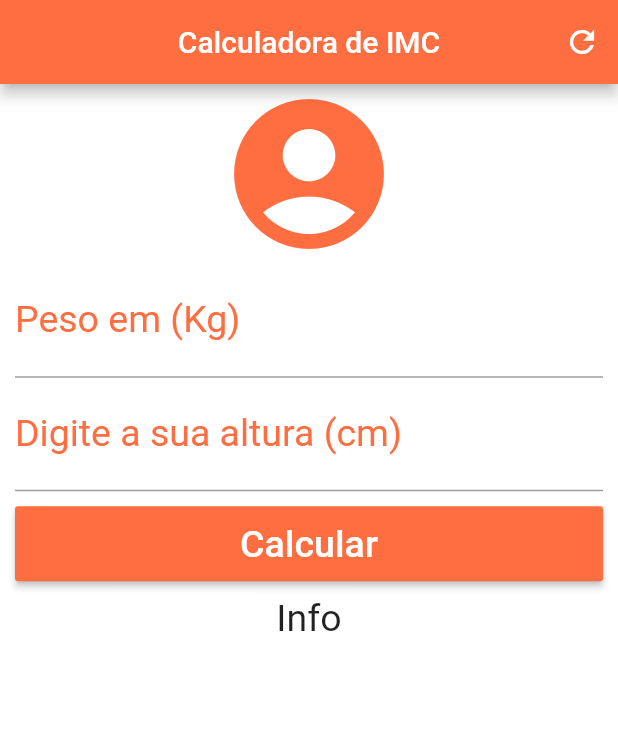
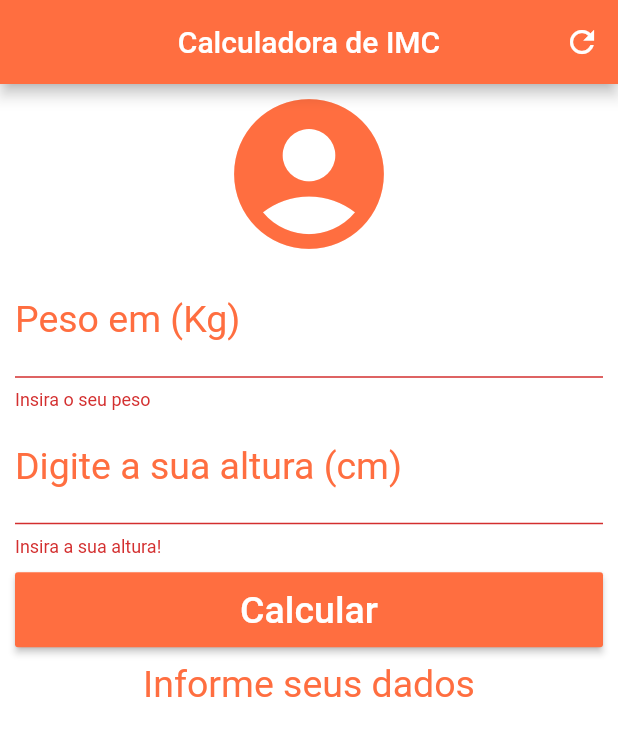
Before and after one commit to Dougsza/AppCalculaIMC, a Flutter app: the screen it shows after launch, after a tap on "Calcular", on a phone screen of 412 x 824 dp. Shown: the top 736 px of the screen. Run offline on Flutter 3.47's test engine with Material 2 defaults, Android fonts, the phone set to English and light mode, and no system bars.

```diff
--- a/lib/main.dart
+++ b/lib/main.dart
@@ -12,6 +12,48 @@ class Home extends StatefulWidget {
 }
 
 class _HomeState extends State<Home> {
+  GlobalKey<FormState> _formKey = new GlobalKey<FormState>();
+  //Instancia da classe TextEditingController
+  TextEditingController weightController = new TextEditingController();
+  TextEditingController heightController = new TextEditingController();
+  //Variavel
+  String _textInfo ="Informe seus dados";
+
+  //Função para resetar os campos quando clicar no icone de recarregar
+  void _resetField(){
+    setState(() {
+      weightController.text = "";
+      heightController.text = "";
+      _textInfo = "Informe seus dados";
+      _formKey = GlobalKey<FormState>();
+    });
+  }
+  //Calcula o IMC
+  void _calculateBMI(){
+    setState(() {
+      double weight = double.parse(weightController.text);
+      double height = double.parse(heightController.text );
+
+      double bmi = weight / (height * height);
+
+      if(bmi <=18.5){
+        _textInfo = "Abaixo do peso IMC:(${bmi.toStringAsPrecision(4)})";
+      }else if(bmi >= 18.5 && (bmi) <=24.9){
+        _textInfo = "Peso normal IMC:(${bmi.toStringAsPrecision(4)})";
+      }else if(bmi >=25 && bmi <=29.9){
+        _textInfo = "Sobrepeso IMC:(${bmi.toStringAsPrecision(4)})";
+      }else if(bmi >=30 && bmi <=34.9){
+        _textInfo = "Obesidade Grau I IMC:(${bmi.toStringAsPrecision(4)})";
+      }else if(bmi >=35 && bmi <=39.9){
+        _textInfo = "Obesidade Grau II IMC:(${bmi.toStringAsPrecision(4)})";
+      }else{
+        _textInfo = "Obesidade Grau III IMC(${bmi.toStringAsPrecision(4)})";
+      }
+    });
+
+
+  }
+
   @override
   Widget build(BuildContext context) {
     return Scaffold(
@@ -22,7 +64,7 @@ class _HomeState extends State<Home> {
           actions: <Widget>[
             IconButton(
               icon: Icon(Icons.refresh),
-              onPressed: () {},
+              onPressed: _resetField,
             )
           ],
         ),
@@ -30,28 +72,43 @@ class _HomeState extends State<Home> {
         body: SingleChildScrollView(
           padding: EdgeInsets.fromLTRB(10.0, 0.0, 10.0, 0.0),
           //Cria meio que um container na vertical para colocar os campos
+          child: Form(
+            key: _formKey,
             child: Column(
             crossAxisAlignment: CrossAxisAlignment.stretch,
             children: <Widget>[
               Icon(Icons.account_circle_rounded,
                   size: 120, color: Colors.deepOrangeAccent),
               //Adiciona um campo de texto que somente aceita números
-                TextField(
+              TextFormField(
                 keyboardType: TextInputType.number,
                 decoration: InputDecoration(
                     labelText: "Peso em (Kg)",
                     labelStyle: TextStyle(color: Colors.deepOrangeAccent)),
                 textAlign: TextAlign.center,
                 style: TextStyle(color: Colors.green, fontSize: 25.0),
+                controller: weightController,
+                //Verifica se o campo Peso está vazio e retorna um erro
+                validator: (value) {
+                  if(value.isEmpty){
+                    return "Insira o seu peso";
+                  }
+                },
               ),
               //Adiciona um campo de texto que somente aceita números
-                TextField(
+              TextFormField(
                 keyboardType: TextInputType.number,
                 decoration: InputDecoration(
                     labelText: "Digite a sua altura (cm)",
                     labelStyle: TextStyle(color: Colors.deepOrangeAccent)),
                 textAlign: TextAlign.center,
                 style: TextStyle(color: Colors.green, fontSize: 25.0),
+                controller: heightController,
+                  validator: (value) {
+                    if(value.isEmpty){
+                      return "Insira a sua altura!";
+                    }
+                  }
               ),
               //Cria um padding para arrumar o espaçamento do botão e o TextField
               Padding(
@@ -60,18 +117,24 @@ class _HomeState extends State<Home> {
                 child: Container(
                   height: 50.0,
                   child: RaisedButton(
-                  onPressed: () {},
+                    onPressed: (){
+                      if(_formKey.currentState.validate()){
+                        _calculateBMI();
+                      }
+                    },
                     child: Text("Calcular",
                         style: TextStyle(color: Colors.white, fontSize: 25.0)),
                     color: Colors.deepOrangeAccent,
                   ),
+                ),
+              ),
+              Text(
+                _textInfo,
+                textAlign: TextAlign.center,
+                style: TextStyle(color: Colors.deepOrangeAccent, fontSize: 25.0),
+              )
+            ],
           ),),
-                Text("Info",
-                  textAlign: TextAlign.center,
-                  style: TextStyle(color: Colors.black87, fontSize: 25.0),)
-              ],
-            ),
-        )
-    );
+        ));
   }
 }
```
Lines whose indentation alone changed are shown as unchanged.
